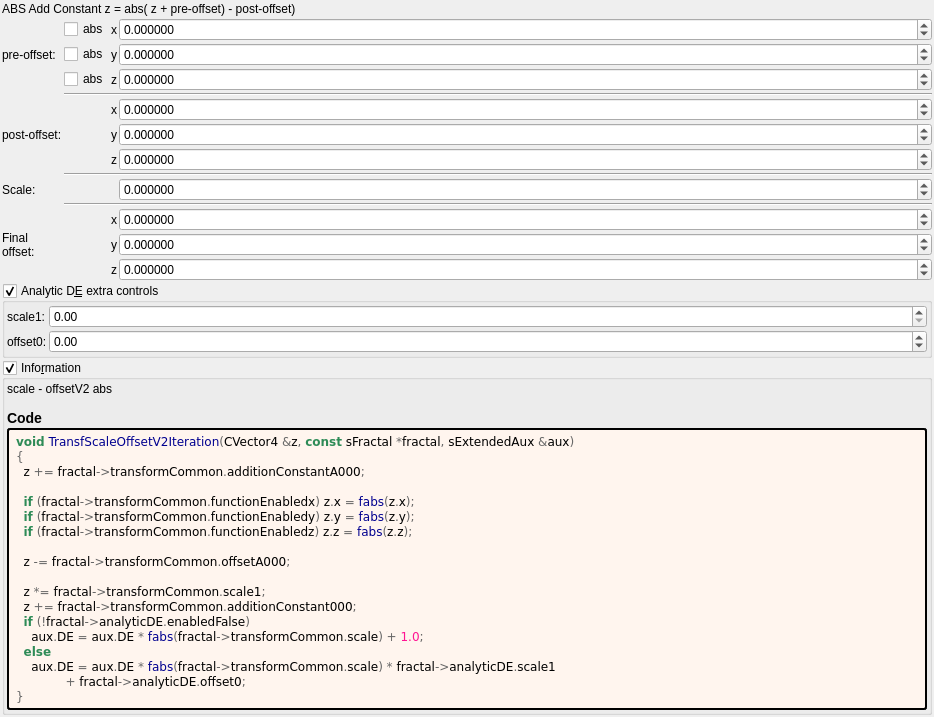
Qt form mandelbulber2/formula/ui/transf_scale_offset_v2.ui (buddhi1980/mandelbulber2) before a commit.
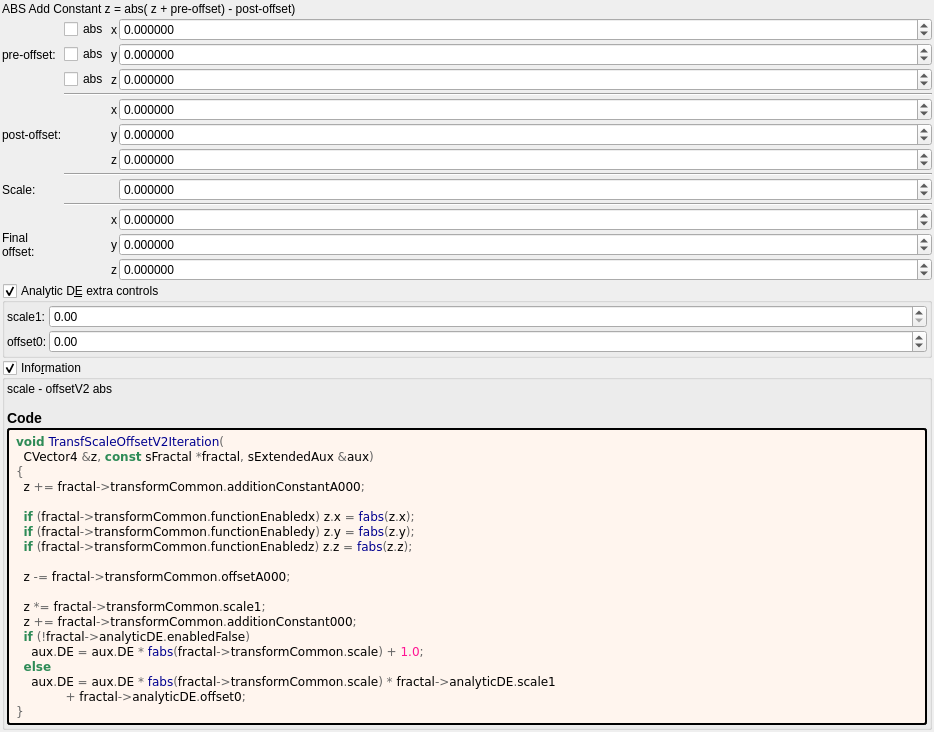
The same form after that commit. Custom widgets are drawn as their Qt base class.

Diff of the .ui file:
```diff
--- a/mandelbulber2/formula/ui/transf_scale_offset_v2.ui
+++ b/mandelbulber2/formula/ui/transf_scale_offset_v2.ui
@@ -631,7 +631,8 @@
         </property>
         <property name="text">
          <string notr="true">&lt;body style=&quot;background-color:#fff5ee&quot;&gt;
-&lt;pre style=&quot;color:#000000; background-color:#fff5ee;  font-family:'Courier New',monospace;&quot;&gt;&lt;span style=&quot;color:#2e8b57; font-weight:bold&quot;&gt;void&lt;/span&gt; &lt;span style=&quot;color:#00008f&quot;&gt;TransfScaleOffsetV2Iteration&lt;/span&gt;&lt;span style=&quot;color:#676767&quot;&gt;(&lt;/span&gt;CVector4 &lt;span style=&quot;color:#676767&quot;&gt;&amp;amp;&lt;/span&gt;z&lt;span style=&quot;color:#676767&quot;&gt;,&lt;/span&gt; &lt;span style=&quot;color:#2e8b57; font-weight:bold&quot;&gt;const&lt;/span&gt; sFractal &lt;span style=&quot;color:#676767&quot;&gt;*&lt;/span&gt;fractal&lt;span style=&quot;color:#676767&quot;&gt;,&lt;/span&gt; sExtendedAux &lt;span style=&quot;color:#676767&quot;&gt;&amp;amp;&lt;/span&gt;aux&lt;span style=&quot;color:#676767&quot;&gt;)&lt;/span&gt;
+&lt;pre style=&quot;color:#000000; background-color:#fff5ee;  font-family:'Courier New',monospace;&quot;&gt;&lt;span style=&quot;color:#2e8b57; font-weight:bold&quot;&gt;void&lt;/span&gt; &lt;span style=&quot;color:#00008f&quot;&gt;TransfScaleOffsetV2Iteration&lt;/span&gt;&lt;span style=&quot;color:#676767&quot;&gt;(&lt;/span&gt;
+  CVector4 &lt;span style=&quot;color:#676767&quot;&gt;&amp;amp;&lt;/span&gt;z&lt;span style=&quot;color:#676767&quot;&gt;,&lt;/span&gt; &lt;span style=&quot;color:#2e8b57; font-weight:bold&quot;&gt;const&lt;/span&gt; sFractal &lt;span style=&quot;color:#676767&quot;&gt;*&lt;/span&gt;fractal&lt;span style=&quot;color:#676767&quot;&gt;,&lt;/span&gt; sExtendedAux &lt;span style=&quot;color:#676767&quot;&gt;&amp;amp;&lt;/span&gt;aux&lt;span style=&quot;color:#676767&quot;&gt;)&lt;/span&gt;
 &lt;span style=&quot;color:#676767&quot;&gt;{&lt;/span&gt;
   z &lt;span style=&quot;color:#676767&quot;&gt;+=&lt;/span&gt; fractal&lt;span style=&quot;color:#676767&quot;&gt;-&amp;gt;&lt;/span&gt;transformCommon&lt;span style=&quot;color:#676767&quot;&gt;.&lt;/span&gt;additionConstantA000&lt;span style=&quot;color:#676767&quot;&gt;;&lt;/span&gt;
 
```
